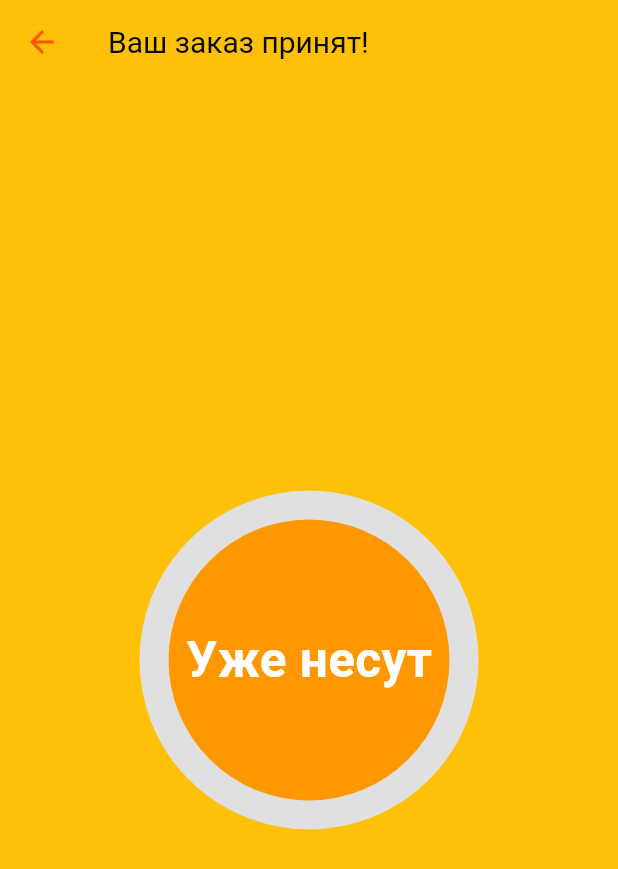
After one commit to Urs-by/garson, a Flutter app: the ConfirmOrder screen opened directly, on a phone screen of 412 x 824 dp. The commit adds this screen. Shown: the top 869 px of the screen. Run offline on Flutter 3.47's test engine with Material 3 defaults, Android fonts, the phone set to English and light mode, and no system bars; drawn by our look-alikes of circular_countdown_timer.

Commit message:
add confirm page

```diff
--- /dev/null
+++ b/lib/pages/confirm_order.dart
@@ -0,0 +1,79 @@
+import 'package:flutter/material.dart';
+import 'package:garson/text_titles.dart';
+import 'package:circular_countdown_timer/circular_countdown_timer.dart';
+
+class ConfirmOrder extends StatefulWidget {
+  const ConfirmOrder({Key? key}) : super(key: key);
+
+  @override
+  State<ConfirmOrder> createState() => _ConfirmOrderState();
+}
+
+class _ConfirmOrderState extends State<ConfirmOrder> {
+  final int _duration = 100;
+  final CountDownController _controller = CountDownController();
+
+  @override
+  Widget build(BuildContext context) {
+    return Scaffold(
+      appBar: AppBar(
+        title: const Text(confirm),
+      ),
+      body: Center(
+        child: CircularCountDownTimer(
+          duration: 10,
+          initialDuration: 0,
+          controller: CountDownController(),
+          width: MediaQuery.of(context).size.width / 2,
+          height: MediaQuery.of(context).size.height / 2,
+          ringColor: Colors.grey[300]!,
+          ringGradient: null,
+          fillColor: Colors.orangeAccent[100]!,
+          fillGradient: null,
+          backgroundColor: Colors.orange[500],
+          backgroundGradient: null,
+          strokeWidth: 20.0,
+          strokeCap: StrokeCap.round,
+          textStyle: TextStyle(
+              fontSize: 33.0, color: Colors.white, fontWeight: FontWeight.bold),
+          textFormat: CountdownTextFormat.S,
+          isReverse: false,
+          isReverseAnimation: false,
+          isTimerTextShown: true,
+          autoStart: true,
+          onStart: () {
+            debugPrint('Countdown Started');
+          },
+          onComplete: () {
+            debugPrint('Countdown Ended');
+          },
+          onChange: (String timeStamp) {
+            debugPrint('Countdown Changed $timeStamp');
+          },
+          timeFormatterFunction: (defaultFormatterFunction, duration) {
+            if (duration.inSeconds == 0) {
+              return "Уже несут";
+            } else {
+              return Function.apply(defaultFormatterFunction, [duration]);
+            }
+          },
+        ),
+      )
+    );
+  }
+}
+
+// Widget _button({required String title, VoidCallback? onPressed}) {
+//   return Expanded(
+//     child: ElevatedButton(
+//       style: ButtonStyle(
+//         backgroundColor: MaterialStateProperty.all(Colors.purple),
+//       ),
+//       onPressed: onPressed,
+//       child: Text(
+//         title,
+//         style: const TextStyle(color: Colors.white),
+//       ),
+//     ),
+//   );
+// }
--- a/lib/pages/final_order.dart
+++ b/lib/pages/final_order.dart
@@ -1,4 +1,5 @@
 import 'package:flutter/material.dart';
+import 'package:garson/pages/confirm_order.dart';
 import 'package:garson/temp_data.dart';
 // import 'package:garson/buttons.dart';
 import 'package:garson/text_titles.dart';
@@ -62,6 +63,8 @@ class FinalOrder extends StatelessWidget {
       bottomNavigationBar: Container(
         // color: Colors.white,
         padding: const EdgeInsets.symmetric(vertical: 10, horizontal: 20),
+        child: Padding(
+          padding: const EdgeInsets.symmetric(vertical: 18.0),
           child: Row(
             mainAxisAlignment: MainAxisAlignment.spaceAround,
             children: [
@@ -74,20 +77,23 @@ class FinalOrder extends StatelessWidget {
                 },
                 style: TextButton.styleFrom(
                   backgroundColor: AppColors.buttonBackgroundColor,),
-              child: const Text(editOrder),
+                child: const Text(editOrder,
+                  style: TextStyle(fontSize: 20),),
               ),
               ElevatedButton(
                 onPressed: () {
                   Navigator.push(
                     context,
-                  MaterialPageRoute(builder: (context) => const OrderPage()),
+                    MaterialPageRoute(builder: (context) => const ConfirmOrder()),
                   );
                 },
                 style: TextButton.styleFrom(
                   backgroundColor: AppColors.buttonBackgroundColor,),
-              child: const Text(order),
+                child: const Text(order,
+                  style: TextStyle(fontSize: 20),),
               ),
             ],
+          ),
         ),
       ),
     );
--- a/lib/product_items.dart
+++ b/lib/product_items.dart
@@ -155,7 +155,7 @@ class _ProductDetailScreenState extends State<ProductDetailScreen> {
   Widget build(BuildContext context) {
     return Scaffold(
       appBar: AppBar(
-        automaticallyImplyLeading: false,
+        // automaticallyImplyLeading: false,
         flexibleSpace: SafeArea(
           child: Padding(
             padding: const EdgeInsets.symmetric(horizontal: 25.0),
--- a/lib/text_titles.dart
+++ b/lib/text_titles.dart
@@ -11,3 +11,4 @@ const yourOrder = "Ваш заказ:";
 const byn = "руб.";
 const order = "Заказать";
 const editOrder = "Дозаказать";
+const confirm = "Ваш заказ принят!";
--- a/pubspec.yaml
+++ b/pubspec.yaml
@@ -30,6 +30,7 @@ environment:
 dependencies:
   flutter:
     sdk: flutter
+  circular_countdown_timer: ^0.2.3
 #  provider: ^6.1.2
 #  intl: ^0.19.0
 #  flutter_localizations:
```
Also changed, not shown: pubspec.lock. Lines whose indentation alone changed are shown as unchanged.
